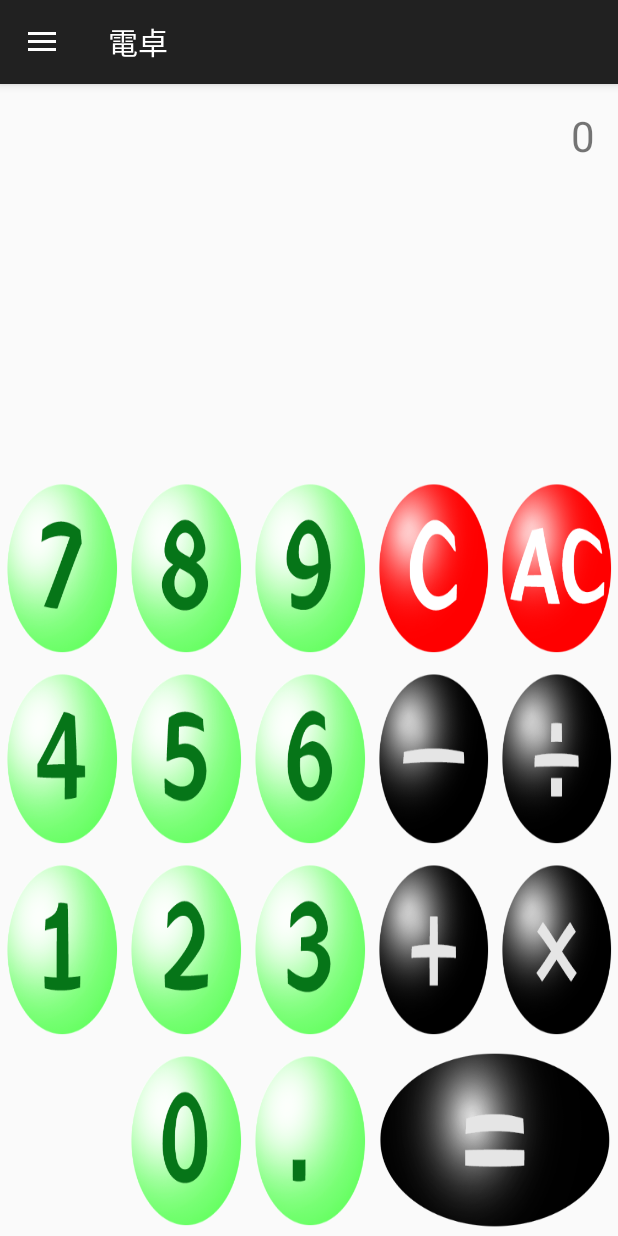
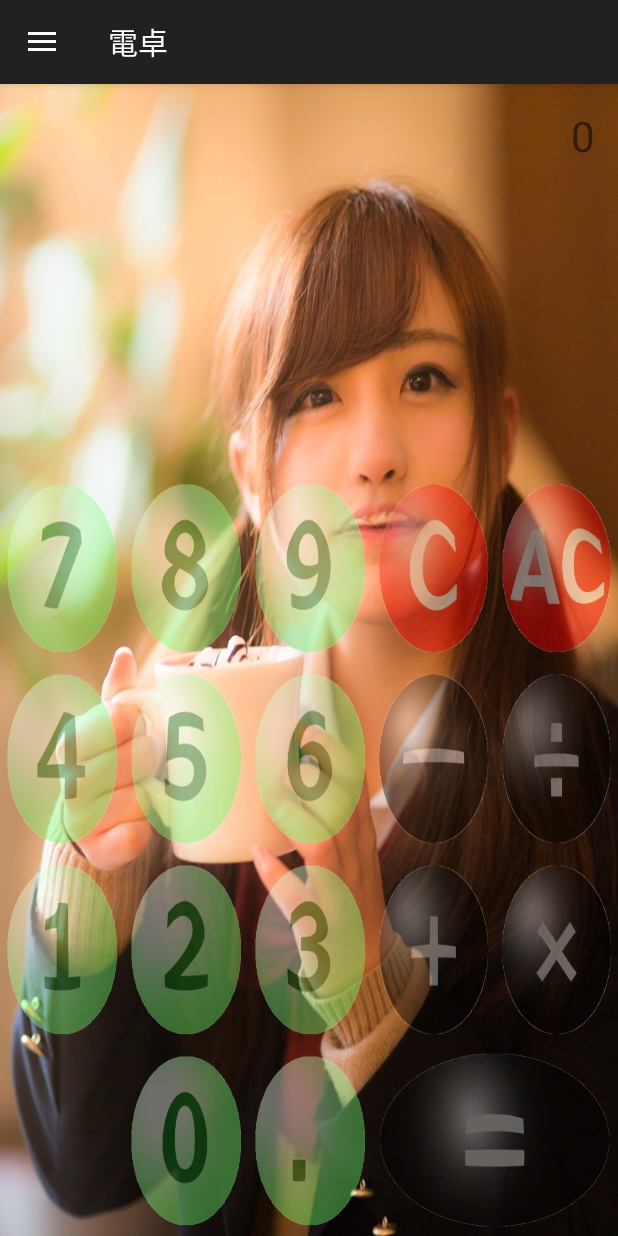
Before and after one commit to OysterMeister/yagi, an Android app: the DentakuActivity screen opened directly, with no data from a screen before it, on a phone screen of 412 x 824 dp. Run offline under Robolectric (Android 15) with nearby library versions, the phone set to English and light mode, and no system bars.

Commit message:
#電卓の背景画像追加

```diff
--- a/app/src/main/java/com/example/memo/DentakuActivity.java
+++ b/app/src/main/java/com/example/memo/DentakuActivity.java
@@ -2,6 +2,7 @@ package com.example.memo;
 
 import java.math.BigDecimal;
 import java.text.DecimalFormat;
+import java.util.Random;
 
 import android.animation.ObjectAnimator;
 import android.annotation.TargetApi;
@@ -19,11 +20,14 @@ import android.widget.AdapterView;
 import android.widget.ArrayAdapter;
 import android.widget.Button;
 import android.widget.ImageView;
+import android.widget.LinearLayout;
 import android.widget.ListView;
 import android.widget.TextView;
 import android.content.Context;
 import android.os.Bundle;
 import android.widget.Toast;
+
+import com.example.memo.common.CommonUtil;
 
 /**
  * 自動計算機（MyCalc）
@@ -54,6 +58,12 @@ public class DentakuActivity extends ActionBarActivity {
     /* 表示ビュー */
     private TextView mNumberTv;     // 数値表示ビュー
     private TextView mEnzanshiTv;   // 演算子表示ビュー
+    /* ボタン行 */
+    private ImageView mSecletLongIv;
+    private LinearLayout mKey789Ll;
+    private LinearLayout mKey456Ll;
+    private LinearLayout mKey123Ll;
+    private LinearLayout mKey000Ll;
     /* 数値ボタン0～9 */
     private Button mNum0Btn;
     private Button mNum1Btn;
@@ -79,6 +89,7 @@ public class DentakuActivity extends ActionBarActivity {
     private String sZenkou;     // 前項
     private String sKoukou;     // 後項
     /* シークレット */
+    private Boolean mSecretFlag;
     private ImageView mSecretIv;
     /* トースト */
     private Toast mToast;
@@ -102,6 +113,9 @@ public class DentakuActivity extends ActionBarActivity {
         mNumberTv.setTextSize(disp.getWidth() / 22);
         mEnzanshiTv.setTextSize(disp.getWidth() / 22);
 
+        // シークレットモード
+        setSeacredMode();
+
         // クリックイベント
         click();
     }
@@ -117,6 +131,15 @@ public class DentakuActivity extends ActionBarActivity {
         mNumberTv.setText("0");
         mEnzanshiTv = (TextView) findViewById(R.id.enzanshi_tv);
         mEnzanshiTv.setText(" ");
+        mSecletLongIv = (ImageView) findViewById(R.id.secret_long_iv);
+        mKey789Ll = (LinearLayout) findViewById(R.id.key_789_ll);
+        mKey456Ll = (LinearLayout) findViewById(R.id.key_456_ll);
+        mKey123Ll = (LinearLayout) findViewById(R.id.key_123_ll);
+        mKey000Ll = (LinearLayout) findViewById(R.id.key_000_ll);
+//        mKey789Ll.setAlpha(120);
+//        mKey456Ll.setAlpha(120);
+//        mKey123Ll.setAlpha(120);
+//        mKey000Ll.setAlpha(120);
         mNum0Btn = (Button) findViewById(R.id.num0_bt);
         mNum1Btn = (Button) findViewById(R.id.num1_bt);
         mNum2Btn = (Button) findViewById(R.id.num2_bt);
@@ -139,6 +162,7 @@ public class DentakuActivity extends ActionBarActivity {
         sZenkou = "";
         sKoukou = "";
         // シークレット
+        mSecretFlag = false;
         mSecretIv = (ImageView) findViewById(R.id.secret_iv);
     }
 
@@ -179,22 +203,15 @@ public class DentakuActivity extends ActionBarActivity {
                 //◆小数点
                 if (sCalc.contains(STA_DOT)) {
                     // 既に計算表示部に少数点あり
-                    // プロッシー画像
-                    if (sCalc.equals("2641.")) {
-                        mSecretIv.setBackgroundResource(R.drawable.prossy_m);
-                        mSecretIv.setVisibility(View.VISIBLE);
+                    // シークレットモードON
+                    if (sCalc.equals("7777.")) {
+                        mSecretFlag = true;
+                        setSeacredMode();
                     }
-                    // 元画像
-                    if (sCalc.equals("7777.")) {
-                        mSecretIv.setBackgroundResource(R.drawable.sumahodeyorokobu);
-                        mSecretIv.setVisibility(View.VISIBLE);
-                    }
-                    // クリア
+                    // シークレットモードOFF
                     if (sCalc.equals("1234.")) {
-                        mSecretIv.setBackgroundResource(0);
-                        mSecretIv.setVisibility(View.GONE);
-                        // シークレット
-                        //animateAlpha(mSecretIv);
+                        mSecretFlag = false;
+                        setSeacredMode();
                     }
                 } else {
                     // 未だ計算表示部に少数点なし
@@ -535,4 +552,52 @@ public class DentakuActivity extends ActionBarActivity {
         // DrawerToggleの同期
         mDrawerToggle.syncState();
     }
+
+    /**
+     * シークレット
+     */
+    private void setSeacredMode() {
+        mSecretFlag = true;
+        if (mSecretFlag) {
+            Random r = new Random();
+            int n = r.nextInt(5);
+            switch (n) {
+                case 0:
+                    CommonUtil.setBackground(mSecletLongIv, getResources().getDrawable(R.drawable.secret_long_01));
+                    break;
+                case 1:
+                    CommonUtil.setBackground(mSecletLongIv, getResources().getDrawable(R.drawable.secret_long_02));
+                    break;
+                case 2:
+                    CommonUtil.setBackground(mSecletLongIv, getResources().getDrawable(R.drawable.secret_long_03));
+                    break;
+                case 3:
+                    CommonUtil.setBackground(mSecletLongIv, getResources().getDrawable(R.drawable.secret_long_04));
+                    break;
+                case 4:
+                    CommonUtil.setBackground(mSecletLongIv, getResources().getDrawable(R.drawable.secret_long_05));
+                    break;
+            }
+        } else {
+            Random r = new Random();
+            int n = r.nextInt(5);
+            switch (n) {
+                case 0:
+                    CommonUtil.setBackground(mSecletLongIv, getResources().getDrawable(R.drawable.nomal_long_01));
+                    break;
+                case 1:
+                    CommonUtil.setBackground(mSecletLongIv, getResources().getDrawable(R.drawable.nomal_long_02));
+                    break;
+                case 2:
+                    CommonUtil.setBackground(mSecletLongIv, getResources().getDrawable(R.drawable.nomal_long_03));
+                    break;
+                case 3:
+                    CommonUtil.setBackground(mSecletLongIv, getResources().getDrawable(R.drawable.nomal_long_04));
+                    break;
+                case 4:
+                    CommonUtil.setBackground(mSecletLongIv, getResources().getDrawable(R.drawable.nomal_long_05));
+                    break;
+            }
+        }
+    }
 }
--- a/app/src/main/res/layout/activity_dentaku.xml
+++ b/app/src/main/res/layout/activity_dentaku.xml
@@ -2,6 +2,15 @@
     android:id="@+id/drawer_layout"
     android:layout_width="match_parent"
     android:layout_height="match_parent">
+
+    <RelativeLayout
+        android:layout_width="match_parent"
+        android:layout_height="match_parent">
+
+        <ImageView
+            android:id="@+id/secret_long_iv"
+            android:layout_width="match_parent"
+            android:layout_height="match_parent" />
 
         <LinearLayout
             android:layout_width="match_parent"
@@ -55,6 +64,7 @@
                 android:layout_height="0dp"
                 android:layout_marginTop="5dp"
                 android:layout_weight="1"
+                android:alpha="0.4"
                 android:orientation="horizontal">
 
                 <Button
@@ -100,6 +110,7 @@
                 android:layout_width="match_parent"
                 android:layout_height="0dp"
                 android:layout_weight="1"
+                android:alpha="0.4"
                 android:orientation="horizontal">
 
                 <Button
@@ -146,6 +157,7 @@
                 android:layout_width="match_parent"
                 android:layout_height="0dp"
                 android:layout_weight="1"
+                android:alpha="0.4"
                 android:orientation="horizontal">
 
                 <Button
@@ -192,6 +204,7 @@
                 android:layout_width="match_parent"
                 android:layout_height="0dp"
                 android:layout_weight="1"
+                android:alpha="0.4"
                 android:orientation="horizontal">
 
                 <Button
@@ -244,6 +257,7 @@
                 android:visibility="gone" />
 
         </LinearLayout>
+    </RelativeLayout>
 
     <!-- nav drawer:ここをstart側に寄せる -->
     <LinearLayout
```
Also changed, not shown: app/src/main/res/drawable-xhdpi/nomal_long_01.jpg (added), app/src/main/res/drawable-xhdpi/nomal_long_02.jpg (added), app/src/main/res/drawable-xhdpi/nomal_long_03.jpg (added), app/src/main/res/drawable-xhdpi/nomal_long_04.jpg (added), app/src/main/res/drawable-xhdpi/nomal_long_05.jpg (added), app/src/main/res/drawable-xhdpi/secret_long_01.jpg (added), app/src/main/res/drawable-xhdpi/secret_long_02.jpg (added), app/src/main/res/drawable-xhdpi/secret_long_03.jpg (added), app/src/main/res/drawable-xhdpi/secret_long_04.jpg (added), app/src/main/res/drawable-xhdpi/secret_long_05.jpg (added). Lines whose indentation alone changed are shown as unchanged.
